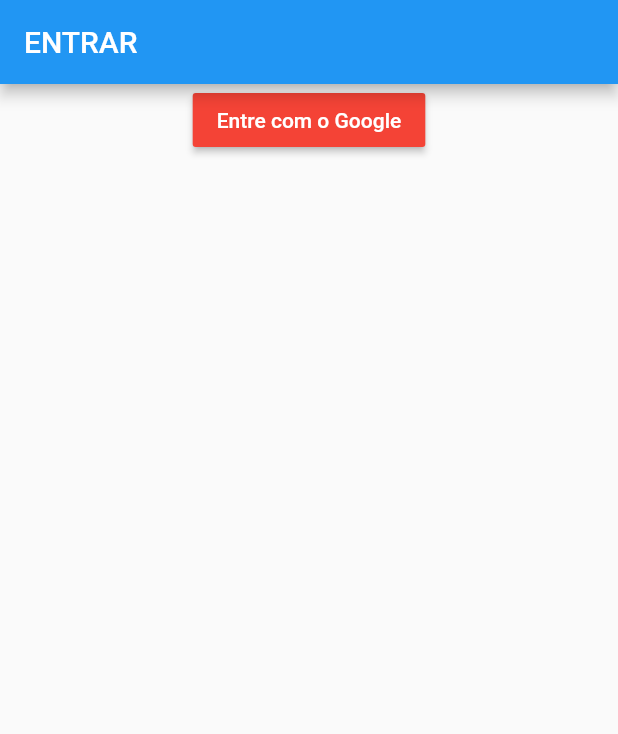
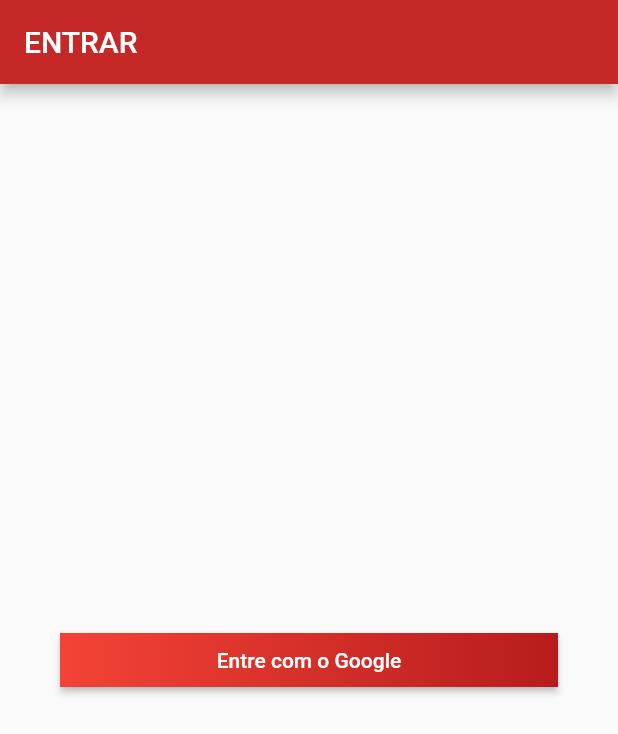
Before and after one commit to irvine5k/pipok_app, a Flutter app: the screen it shows after launch, after a tap on "Entre com o Google", on a phone screen of 412 x 824 dp. Shown: the top 734 px of the screen. Run offline on Flutter 3.47's test engine with Material 2 defaults, Android fonts, the phone set to English and light mode, and no system bars; our stand-ins replace firebase_auth; accounts and stored records are empty; network calls fail.

Commit message:
Add Sign In Button Widget

```diff
--- /dev/null
+++ b/lib/src/home/home_page.dart
@@ -0,0 +1,15 @@
+import 'package:flutter/material.dart';
+
+class HomePage extends StatefulWidget {
+  @override
+  _HomePageState createState() => _HomePageState();
+}
+
+class _HomePageState extends State<HomePage> {
+  @override
+  Widget build(BuildContext context) {
+    return Container(
+
+    );
+  }
+}
--- a/lib/src/sign_in/sign_in_page.dart
+++ b/lib/src/sign_in/sign_in_page.dart
@@ -1,4 +1,6 @@
 import 'package:flutter/material.dart';
+import 'package:firebase_auth/firebase_auth.dart';
+import 'package:pipok_app/src/sign_in/widgets/sign_in_button_widget.dart';
 
 class SignInPage extends StatefulWidget {
   @override
@@ -6,27 +8,31 @@ class SignInPage extends StatefulWidget {
 }
 
 class _SignInPageState extends State<SignInPage> {
+  Future<void> _signInAnonymously() async {
+    final authResult = await FirebaseAuth.instance.signInAnonymously();
+
+    print('${authResult.user.uid}');
+  }
+
   @override
   Widget build(BuildContext context) {
     return Scaffold(
       appBar: AppBar(
+        backgroundColor: Colors.red[800],
         title: Text('ENTRAR'),
       ),
-      body: SingleChildScrollView(
-        child: Column(
-          mainAxisAlignment: MainAxisAlignment.center,
-          children: <Widget>[
-            Center(
-              child: RaisedButton(
-                color: Colors.red,
-                child: Text(
-                  'Entre com o Google',
-                  style: TextStyle(color: Colors.white),
-                ),
-                onPressed: () {},
+      body: SafeArea(
+        child: Padding(
+          padding: const EdgeInsets.symmetric(horizontal: 40),
+          child: Column(
+            mainAxisSize: MainAxisSize.max,
+            mainAxisAlignment: MainAxisAlignment.center,
+            children: <Widget>[
+              SignInButtonWidget(
+                onTap: _signInAnonymously,
               ),
-            )
-          ],
+            ],
+          ),
         ),
       ),
     );
--- /dev/null
+++ b/lib/src/sign_in/widgets/sign_in_button_widget.dart
@@ -0,0 +1,34 @@
+import 'package:flutter/material.dart';
+
+class SignInButtonWidget extends StatelessWidget {
+  const SignInButtonWidget({
+    Key key,
+    this.onTap,
+  }) : super(key: key);
+
+  final void Function() onTap;
+
+  @override
+  Widget build(BuildContext context) {
+    return RaisedButton(
+      padding: EdgeInsets.all(0),
+      child: Container(
+        alignment: Alignment.center,
+        padding: EdgeInsets.all(10),
+        decoration: BoxDecoration(
+          gradient: LinearGradient(
+            colors: <Color>[
+              Colors.red,
+              Colors.red[900],
+            ],
+          ),
+        ),
+        child: Text(
+          'Entre com o Google',
+          style: TextStyle(color: Colors.white),
+        ),
+      ),
+      onPressed: onTap,
+    );
+  }
+}
```
